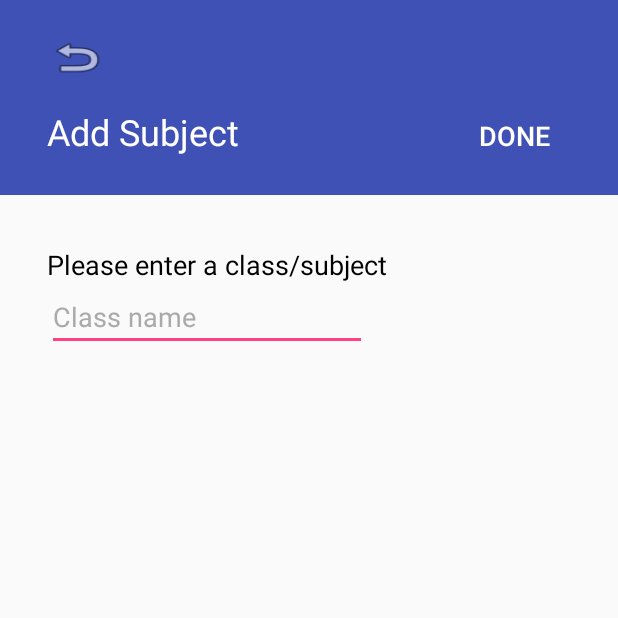
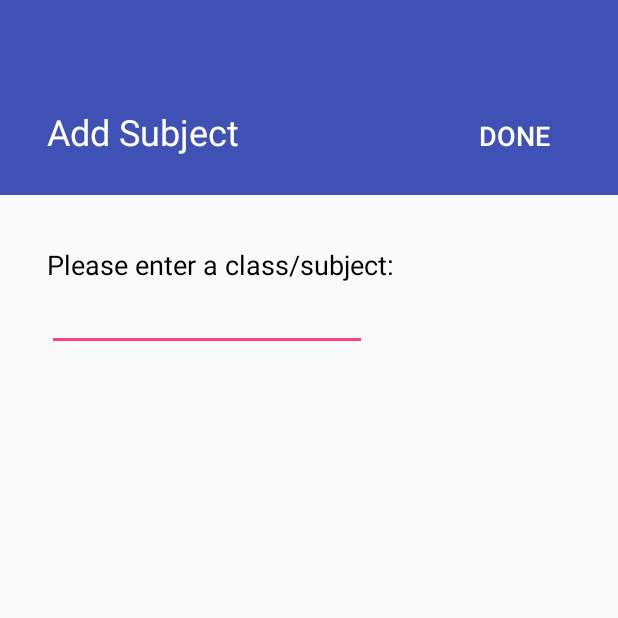
Before and after one commit to cyb3rloud/Apprendre, an Android app: the SubjectAddActivity screen opened directly, with no data from a screen before it, on a phone screen of 412 x 824 dp, the top half of it. Run offline under Robolectric (Android 15) with nearby library versions, the phone set to English and light mode, and no system bars.

Commit message:
Add layout modification to stop overlapping of text depending on screen size - removed return button

```diff
--- a/App/app/src/main/java/com/alanhughjones/studyeasy/SubjectListActivity.java
+++ b/App/app/src/main/java/com/alanhughjones/studyeasy/SubjectListActivity.java
@@ -15,7 +15,7 @@ public class SubjectListActivity extends AppCompatActivity {
 
     /** Called when user clicks + button **/
     public void openAddSubject(View view) {
-        // Open subject add activity when button is clicked
+        // Open subject 'add activity' when button is clicked
         Intent intent = new Intent(this, SubjectAddActivity.class);
         startActivity(intent);
     }
--- a/App/app/src/main/res/layout/activity_subject_add.xml
+++ b/App/app/src/main/res/layout/activity_subject_add.xml
@@ -21,28 +21,20 @@
         android:id="@+id/textView"
         android:layout_width="wrap_content"
         android:layout_height="wrap_content"
+        android:layout_toStartOf="@id/subj_done"
+        android:layout_toLeftOf="@id/subj_done"
         android:layout_alignBottom="@+id/toolbar"
         android:layout_alignParentLeft="true"
         android:layout_alignParentStart="true"
         android:layout_marginBottom="26dp"
         android:layout_marginLeft="31dp"
         android:layout_marginStart="31dp"
-        android:text="Add Subject"
+        android:text="@string/add_subject"
         android:textColor="@android:color/white"
         android:textSize="24sp" />
 
     <Button
-        android:id="@+id/button"
-        android:layout_width="40sp"
-        android:layout_height="30sp"
-        android:layout_alignLeft="@+id/textView"
-        android:layout_alignParentTop="true"
-        android:layout_alignStart="@+id/textView"
-        android:layout_marginTop="23dp"
-        android:background="@android:drawable/ic_menu_revert" />
-
-    <Button
-        android:id="@+id/button2"
+        android:id="@+id/subj_done"
         android:layout_width="wrap_content"
         android:layout_height="wrap_content"
         android:layout_alignBaseline="@+id/textView"
@@ -52,7 +44,7 @@
         android:layout_marginEnd="25dp"
         android:layout_marginRight="25dp"
         android:background="@android:color/transparent"
-        android:text="Done"
+        android:text="@string/subj_done"
         android:textColor="@android:color/white"
         android:textSize="18sp"
         tools:textAllCaps="false" />
@@ -66,7 +58,6 @@
         android:layout_below="@+id/textView3"
         android:ems="10"
         android:inputType="textPersonName"
-        android:text="Class name"
         android:textColor="@android:color/darker_gray" />
 
     <TextView
@@ -77,7 +68,7 @@
         android:layout_alignStart="@+id/editText2"
         android:layout_below="@+id/toolbar"
         android:layout_marginTop="34dp"
-        android:text="Please enter a class/subject"
+        android:text="@string/enter_subject"
         android:textColor="@android:color/black"
         android:textSize="18sp" />
 </RelativeLayout>
--- a/App/app/src/main/res/values/strings.xml
+++ b/App/app/src/main/res/values/strings.xml
@@ -2,4 +2,7 @@
     <string name="app_name">Study Easy</string>
     <string name="add_subj_txt">Add a subject</string>
     <string name="study_ease_app_logo">Study Ease app logo</string>
+    <string name="add_subject">Add Subject</string>
+    <string name="enter_subject">Please enter a class/subject:</string>
+    <string name="subj_done">Done</string>
 </resources>
```
